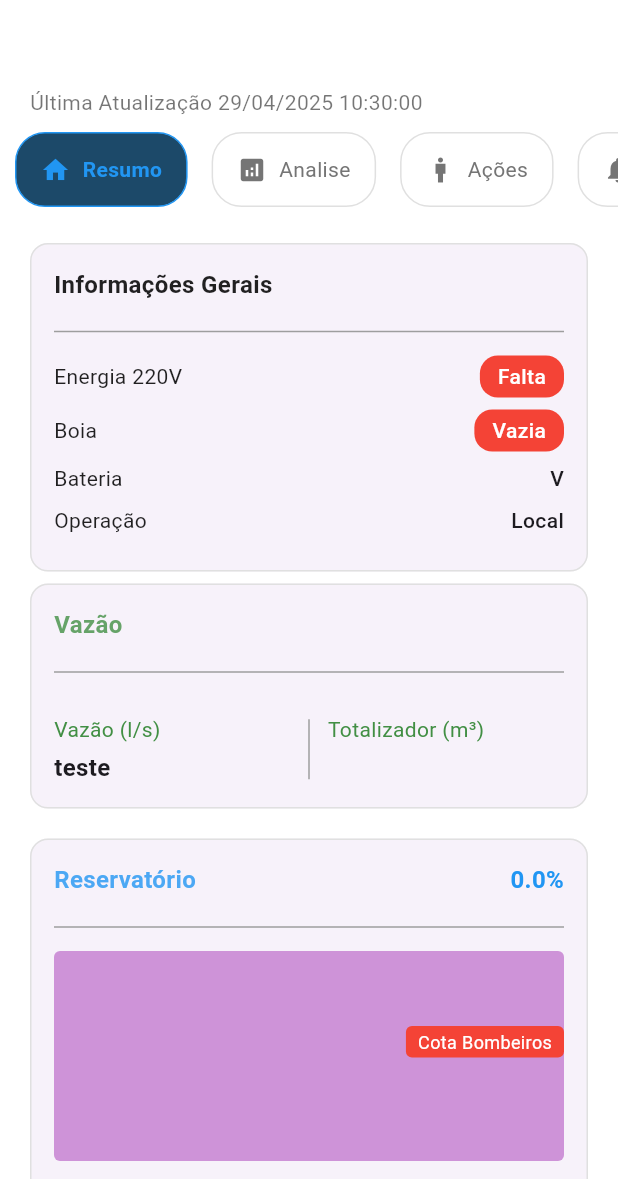
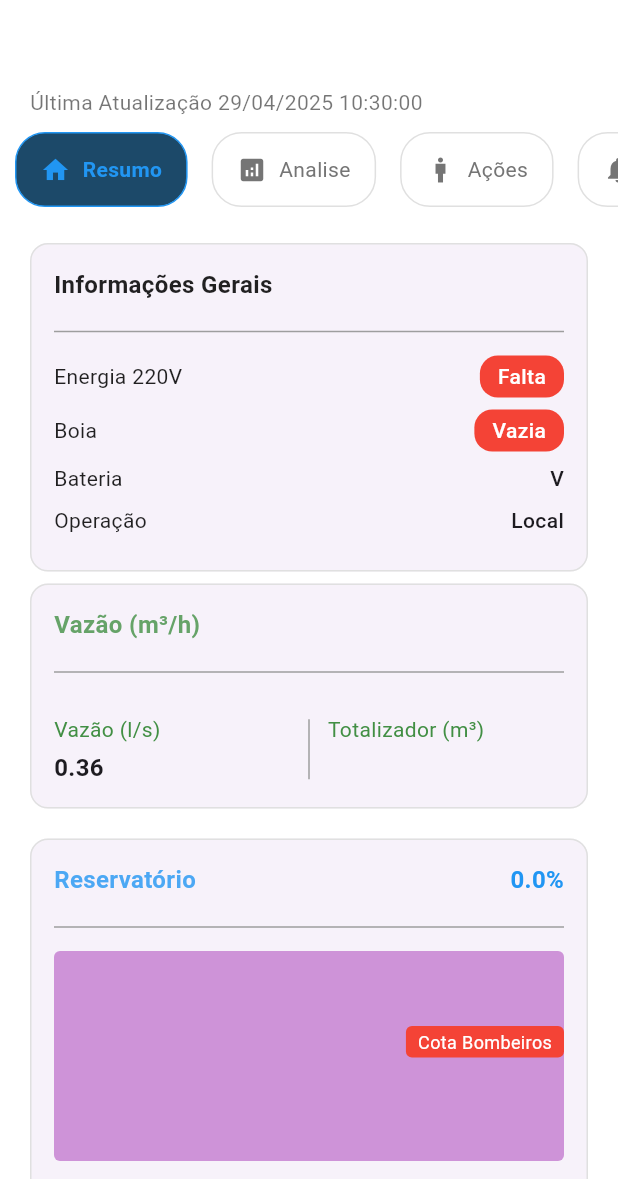
Before and after one commit to Eduardo-MKS/QualleControl, a Flutter app: the CondominioDetalhesScreen screen opened directly with empty values, on a phone screen of 412 x 824 dp, the part 57-1236 px from its top. Run offline on Flutter 3.47's test engine with Material 3 defaults, Android fonts, the phone set to English and light mode, and no system bars; our stand-ins replace dio, fl_chart, flutter_svg.

Commit message:
feat: finished "vazão" card

```diff
--- a/lib/views/condominios/detalhes/resumo_component.dart
+++ b/lib/views/condominios/detalhes/resumo_component.dart
@@ -40,7 +40,7 @@ class ResumoScreen extends StatelessWidget {
             // Card de Vazão (se tiver dados)
             if (hasVazao)
               _buildCardVazao(
-                titulo: "Vazão",
+                titulo: "Vazão (m³/h)",
                 vazaoValue: condominio.vazao ?? "0.0",
                 totalizadorValue: condominio.totalizador ?? "0.0",
                 color: const Color.fromARGB(255, 66, 143, 68),
@@ -309,6 +309,14 @@ class ResumoScreen extends StatelessWidget {
                     color: color.withOpacity(0.8),
                   ),
                 ),
+                Text(
+                  vazaoValue,
+                  style: TextStyle(
+                    fontSize: 16,
+                    fontWeight: FontWeight.bold,
+                    color: color,
+                  ),
+                ),
               ],
             ),
             const SizedBox(height: 12),
@@ -330,7 +338,7 @@ class ResumoScreen extends StatelessWidget {
                       ),
                       const SizedBox(height: 4),
                       Text(
-                        "teste",
+                        "0.36",
                         style: const TextStyle(
                           fontSize: 16,
                           fontWeight: FontWeight.bold,
```
Also changed, not shown: lib/models/condominio_model.dart (+2 -5 lines).
